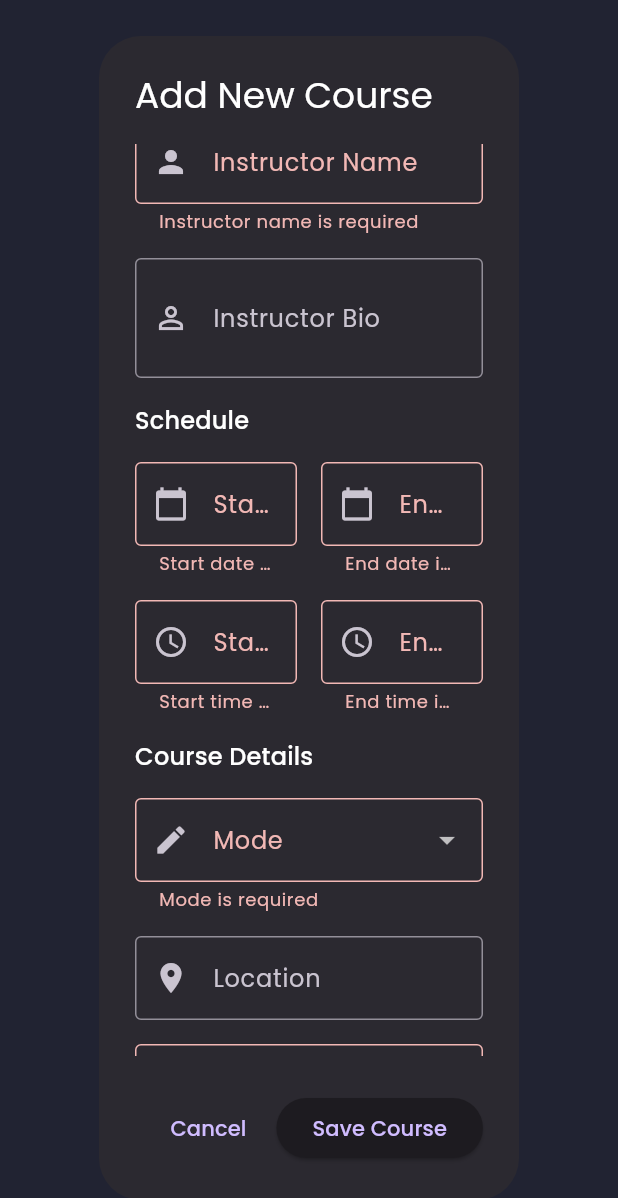
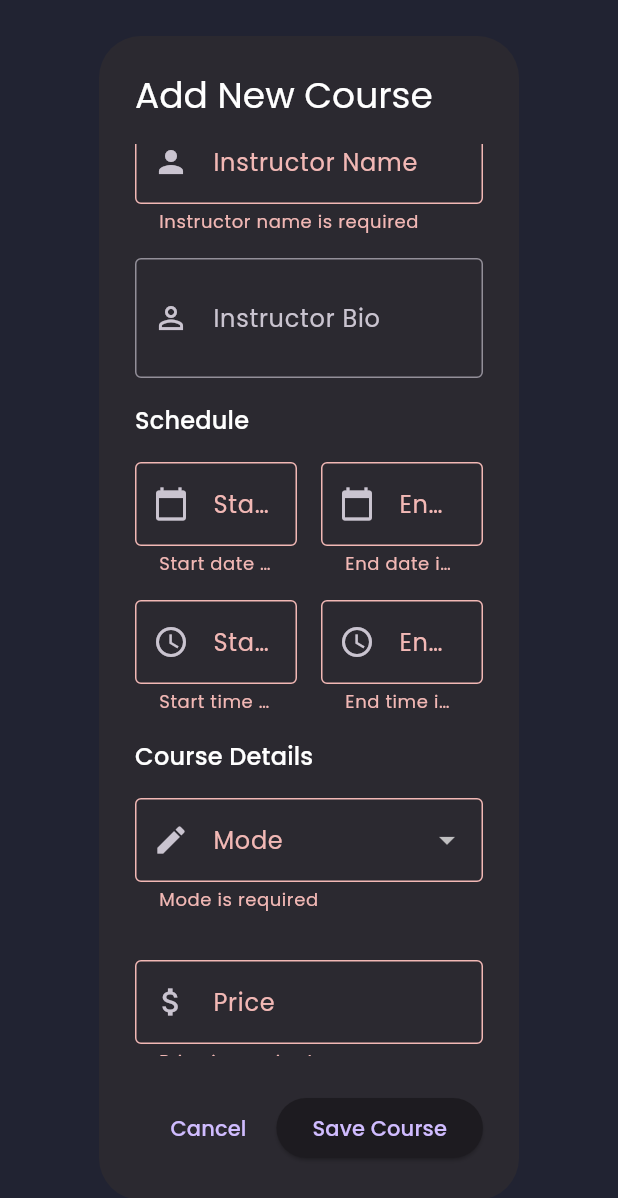
Before and after one commit to gracecleaners/deafassitadmin, a Flutter app: the AddCourseDialog widget shown alone on an empty page, opened directly, scrolled down 576 dp, after a tap on "Save Course", on a phone screen of 412 x 824 dp. Shown: the top 1198 px of the screen. Run offline on Flutter 3.47's test engine with Material 3 defaults, Android fonts, the phone set to English and light mode, and no system bars; our stand-ins replace cloud_firestore, file_picker, firebase_auth, firebase_core, firebase_storage, fl_chart and 3 more; missing offline and left inert: dart:html; accounts and stored records are empty; statements that could not run were skipped.

Commit message:
initial commit

```diff
--- a/lib/screens/courses/course_dialog.dart
+++ b/lib/screens/courses/course_dialog.dart
@@ -19,8 +19,8 @@ class _AddCourseDialogState extends State<AddCourseDialog> {
   final FirebaseFirestore _firestore = FirebaseFirestore.instance;
   final FirebaseStorage _storage = FirebaseStorage.instance;
   final ImagePicker _picker = ImagePicker();
-
-  // Course fields
+  String? courseLink;
+  final List<String> courseModes = ['Physical', 'Online'];
   double? rating;
   int? numberOfRatings;
   double? originalPrice;
@@ -55,7 +55,6 @@ class _AddCourseDialogState extends State<AddCourseDialog> {
     'Intermediate',
     'Advanced'
   ];
-  final List<String> courseModes = ['Physical', 'Online', 'Hybrid'];
 
   @override
   void dispose() {
@@ -183,7 +182,6 @@ Future<String?> _uploadImage() async {
     if (!_formKey.currentState!.validate()) return;
 
     try {
-      // Show loading indicator
       showDialog(
         context: context,
         barrierDismissible: false,
@@ -194,10 +192,8 @@ Future<String?> _uploadImage() async {
 
       _formKey.currentState!.save();
 
-      // Upload image if selected
       final String? uploadedImageUrl = await _uploadImage();
 
-      // Create course object
       final Map<String, dynamic> courseData = {
         'name': name,
         'description': description,
@@ -210,35 +206,25 @@ Future<String?> _uploadImage() async {
         'endTime': endTime?.format(context),
         'mode': mode,
         'location': location,
+        'courseLink': courseLink,  // Add courseLink to the data
         'imageUrl': uploadedImageUrl,
         'objectives': objectives,
         'price': price,
         'duration': duration,
-        'difficulty': difficulty,
         'createdAt': FieldValue.serverTimestamp(),
-        'originalPrice':originalPrice,
         'rating': rating ?? 0.0,
-        'numberOfRatings': numberOfRatings ?? 0,
-        'originalPrice': originalPrice,
-        'isBestseller': isBestseller,
       };
 
-      // Save to Firestore
       await _firestore.collection('courses').add(courseData);
 
-      // Close loading indicator
       Navigator.pop(context);
-      // Close dialog
       Navigator.pop(context);
 
-      // Show success message
       ScaffoldMessenger.of(context).showSnackBar(
         SnackBar(content: Text("Course added successfully")),
       );
     } catch (e) {
-      // Close loading indicator
       Navigator.pop(context);
-
       ScaffoldMessenger.of(context).showSnackBar(
         SnackBar(content: Text("Error adding course: $e")),
       );
@@ -439,18 +425,38 @@ Future<String?> _uploadImage() async {
                 onChanged: (String? value) {
                   setState(() {
                     mode = value;
+                    // Clear location and courseLink when mode changes
+                    location = null;
+                    courseLink = null;
                   });
                 },
                 validator: (value) => value == null ? "Mode is required" : null,
               ),
               SizedBox(height: 16),
+
+              // Conditional form fields based on mode
+              if (mode == 'Physical')
                 TextFormField(
                   decoration: InputDecoration(
                     labelText: "Location",
                     border: OutlineInputBorder(),
                     prefixIcon: Icon(Icons.location_on),
                   ),
+                  validator: (value) =>
+                    value?.isEmpty ?? true ? "Location is required for physical courses" : null,
                   onSaved: (value) => location = value,
+                ),
+
+              if (mode == 'Online')
+                TextFormField(
+                  decoration: InputDecoration(
+                    labelText: "Course Link",
+                    border: OutlineInputBorder(),
+                    prefixIcon: Icon(Icons.link),
+                  ),
+                  validator: (value) =>
+                    value?.isEmpty ?? true ? "Course link is required for online courses" : null,
+                  onSaved: (value) => courseLink = value,
                 ),
               SizedBox(height: 16),
               TextFormField(
@@ -548,49 +554,6 @@ Future<String?> _uploadImage() async {
                 onSaved: (value) => rating = double.tryParse(value ?? "0"),
               ),
               SizedBox(height: 16),
-              TextFormField(
-                decoration: InputDecoration(
-                  labelText: "Number of Ratings",
-                  border: OutlineInputBorder(),
-                  prefixIcon: Icon(Icons.people),
-                ),
-                keyboardType: TextInputType.number,
-                validator: (value) {
-                  if (value?.isEmpty ?? true) return null;
-                  if (int.tryParse(value!) == null) return "Invalid number";
-                  return null;
-                },
-                onSaved: (value) =>
-                    numberOfRatings = int.tryParse(value ?? "0"),
-              ),
-              SizedBox(height: 16),
-              TextFormField(
-                decoration: InputDecoration(
-                  labelText: "Original Price (if discounted)",
-                  border: OutlineInputBorder(),
-                  prefixIcon: Icon(Icons.money_off),
-                ),
-                keyboardType: TextInputType.number,
-                validator: (value) {
-                  if (value?.isEmpty ?? true) return null;
-                  if (double.tryParse(value!) == null) return "Invalid price";
-                  return null;
-                },
-                onSaved: (value) =>
-                    originalPrice = double.tryParse(value ?? "0"),
-              ),
-              SizedBox(height: 16),
-              CheckboxListTile(
-                title: Text("Bestseller"),
-                value: isBestseller,
-                onChanged: (value) {
-                  setState(() {
-                    isBestseller = value ?? false;
-                  });
-                },
-                controlAffinity: ListTileControlAffinity.leading,
-              ),
-              SizedBox(height: 16),
               if (objectives.isNotEmpty) ...[
                 Card(
                   child: Padding(
```
Also changed, not shown: lib/models/courses.dart (+5 -17 lines), lib/screens/courses/addcoursewidget.dart (+2 -35 lines). Lines whose indentation alone changed are shown as unchanged.
